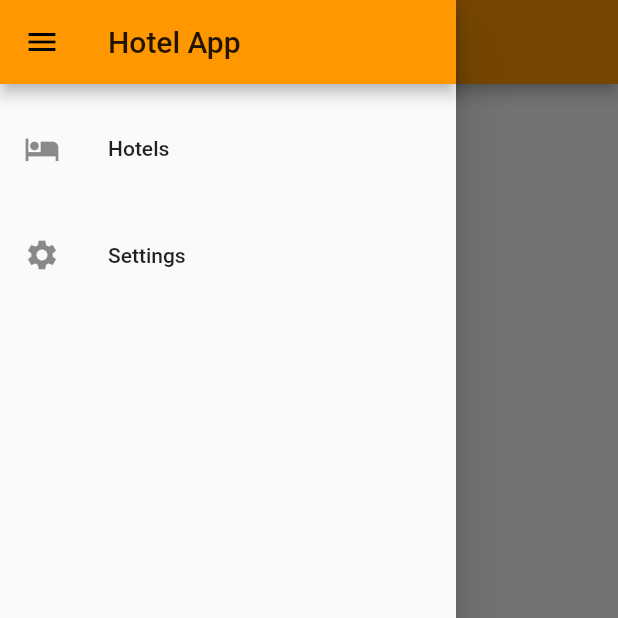
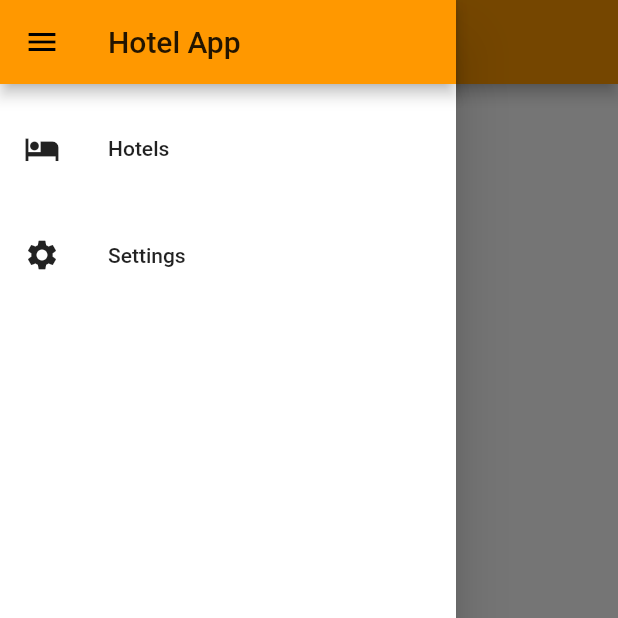
Before and after one commit to kentcheung2000/flutter_hotel_booking, a Flutter app: the SettingsScreen screen opened by its route, with the side drawer open, on a phone screen of 412 x 824 dp, the top half of it. Run offline on Flutter 3.47's test engine with Material 2 defaults, Android fonts, the phone set to English and light mode, and no system bars; network calls fail.

Commit message:
64. Finish the app

```diff
--- a/lib/dark_provider.dart
+++ b/lib/dark_provider.dart
@@ -5,7 +5,7 @@ class DarkProvider extends ChangeNotifier{
 
   DarkProvider({this.darkMode=false});
 
-  void setDarMode(bool newValue){
+  void setDarkMode(){
     darkMode = !darkMode;
     notifyListeners();
   }
--- a/lib/details_screen.dart
+++ b/lib/details_screen.dart
@@ -1,5 +1,7 @@
 import 'package:flutter/material.dart';
 import 'package:flutter_hotel_booking/main.dart';
+import 'package:flutter_hotel_booking/dark_provider.dart';
+import 'package:provider/provider.dart';
 
 class DetailsScreen extends StatefulWidget {
   static const routeName = '/details_screen';
@@ -9,10 +11,13 @@ class DetailsScreen extends StatefulWidget {
 }
 
 class _DetailsScreenState extends State<DetailsScreen> {
+
   @override
   Widget build(BuildContext context) {
+    final DarkProvider darkProvider = Provider.of<DarkProvider>(context);
     final device = MediaQuery.of(context).size;
     final hotel = ModalRoute.of(context).settings.arguments as Hotel;
+
     return Scaffold(
       appBar: AppBar(
         title: Text(hotel.name),
@@ -35,7 +40,7 @@ class _DetailsScreenState extends State<DetailsScreen> {
                 flex: 3,
                 child: Container(
                   padding: EdgeInsets.all(10),
-                  color: Colors.black26,
+                  color: darkProvider.darkMode ? Theme.of(context).primaryColorDark : Colors.black26,
                   child: Column(
                     children: <Widget>[
                       Container(
--- a/lib/drawer_screen.dart
+++ b/lib/drawer_screen.dart
@@ -1,11 +1,19 @@
 import 'package:flutter/material.dart';
-import 'package:flutter_hotel_booking/main.dart';
+import 'package:flutter_hotel_booking/hotels.dart';
 import 'package:flutter_hotel_booking/setting_screen.dart';
+import 'package:provider/provider.dart';
+import 'dark_provider.dart';
 
 class DrawerScreen extends StatelessWidget {
   @override
   Widget build(BuildContext context) {
+    final DarkProvider darkProvider = Provider.of<DarkProvider>(context);
+
     return Drawer(
+      child: Container(
+        color: darkProvider.darkMode
+            ? Theme.of(context).primaryColorDark
+            : Theme.of(context).accentColor,
         child: Column(
           children: <Widget>[
             AppBar(
@@ -15,24 +23,49 @@ class DrawerScreen extends StatelessWidget {
               height: 15,
             ),
             ListTile(
-            title: Text('Hotels'),
-            leading: Icon(Icons.hotel),
+              title: Text(
+                'Hotels',
+                style: TextStyle(
+                  color: darkProvider.darkMode
+                      ? Theme.of(context).accentColor
+                      : Theme.of(context).primaryColorDark,
+                ),
+              ),
+              leading: Icon(
+                Icons.hotel,
+                color: darkProvider.darkMode
+                    ? Theme.of(context).accentColor
+                    : Theme.of(context).primaryColorDark,
+              ),
               onTap: () {
-              Navigator.of(context).pushNamed(MyApp.routeName);
+                Navigator.of(context).pushNamed(HotelsPage.routeName);
               },
             ),
             SizedBox(
               height: 15,
             ),
             ListTile(
-            title: Text('Settings'),
-            leading: Icon(Icons.settings),
+              title: Text(
+                'Settings',
+                style: TextStyle(
+                  color: darkProvider.darkMode
+                      ? Theme.of(context).accentColor
+                      : Theme.of(context).primaryColorDark,
+                ),
+              ),
+              leading: Icon(
+                Icons.settings,
+                color: darkProvider.darkMode
+                    ? Theme.of(context).accentColor
+                    : Theme.of(context).primaryColorDark,
+              ),
               onTap: () {
                 Navigator.of(context).pushNamed(SettingsScreen.routeName);
               },
             ),
           ],
         ),
+      ),
     );
   }
 }
--- a/lib/hotels.dart
+++ b/lib/hotels.dart
@@ -1,5 +1,7 @@
 import 'package:flutter/material.dart';
 import 'package:flutter_hotel_booking/main.dart';
+import 'package:provider/provider.dart';
+import 'package:flutter_hotel_booking/dark_provider.dart';
 
 import 'details_screen.dart';
 import 'drawer_screen.dart';
@@ -80,6 +82,8 @@ class HotelsPage extends StatelessWidget {
 
   @override
   Widget build(BuildContext context) {
+    final DarkProvider darkProvider = Provider.of<DarkProvider>(context);
+
     return Scaffold(
       appBar: AppBar(
         title: Text(
@@ -92,7 +96,7 @@ class HotelsPage extends StatelessWidget {
       ),
       drawer: DrawerScreen(),
       body: Container(
-        color: Colors.black26,
+        color: darkProvider.darkMode ? Theme.of(context).primaryColorDark : Colors.black26,
         padding: EdgeInsets.all(10),
         child: GridView.builder(
           itemCount: hotels.length,
--- a/lib/main.dart
+++ b/lib/main.dart
@@ -1,9 +1,10 @@
 import 'package:flutter/cupertino.dart';
 import 'package:flutter/material.dart';
+import 'package:flutter_hotel_booking/dark_provider.dart';
 import 'package:flutter_hotel_booking/details_screen.dart';
-import 'package:flutter_hotel_booking/drawer_screen.dart';
 import 'package:flutter_hotel_booking/hotels.dart';
 import 'package:flutter_hotel_booking/setting_screen.dart';
+import 'package:provider/provider.dart';
 
 void main() => runApp(MyApp());
 
@@ -25,17 +26,18 @@ class Hotel {
 class MyApp extends StatelessWidget {
   static const routeName = '/my_app';
 
-
-
   @override
   Widget build(BuildContext context) {
-    return MaterialApp(
+    return ChangeNotifierProvider<DarkProvider>.value(
+      value: DarkProvider(),
+      child: MaterialApp(
         debugShowCheckedModeBanner: false,
         title: 'Flutter Demo',
         theme: ThemeData(
           primarySwatch: Colors.blue,
           primaryColor: Colors.orange,
           accentColor: Colors.white,
+          primaryColorDark: Colors.black87,
         ),
         home: HotelsPage(),
         routes: {
@@ -44,6 +46,7 @@ class MyApp extends StatelessWidget {
           SettingsScreen.routeName: (context) => SettingsScreen(),
           HotelsPage.routeName: (context) => HotelsPage(),
         },
+      ),
     );
   }
 }
--- a/lib/setting_screen.dart
+++ b/lib/setting_screen.dart
@@ -1,5 +1,7 @@
 import 'package:flutter/material.dart';
+import 'package:flutter_hotel_booking/dark_provider.dart';
 import 'package:flutter_hotel_booking/drawer_screen.dart';
+import 'package:provider/provider.dart';
 
 class SettingsScreen extends StatefulWidget {
   static const routeName = '/settings_screen';
@@ -11,20 +13,33 @@ class SettingsScreen extends StatefulWidget {
 class _SettingsScreenState extends State<SettingsScreen> {
   @override
   Widget build(BuildContext context) {
+    final DarkProvider darkProvider = Provider.of<DarkProvider>(context);
     return Scaffold(
       appBar: AppBar(
         title: Text('Settings'),
       ),
       drawer: DrawerScreen(),
       body: Container(
+        color: darkProvider.darkMode
+            ? Theme.of(context).primaryColorDark
+            : Theme.of(context).accentColor,
         child: Center(
           child: Column(
             mainAxisAlignment: MainAxisAlignment.center,
             children: <Widget>[
-              Text('Visibility option'),
+              darkProvider.darkMode
+                  ? Text(
+                      'Visibility option',
+                      style: TextStyle(color: Theme.of(context).accentColor),
+                    )
+                  : Text('Visibility option'),
               RaisedButton(
-                onPressed: () {},
-                child: Text('Change to dark mode'),
+                onPressed: () {
+                  darkProvider.setDarkMode();
+                },
+                child: darkProvider.darkMode
+                    ? Text('Change to normal mode')
+                    : Text('Change to dark mode'),
                 color: Theme.of(context).primaryColor,
               ),
             ],
--- a/pubspec.yaml
+++ b/pubspec.yaml
@@ -15,11 +15,12 @@ version: 1.0.0+1
 
 environment:
   sdk: ">=2.1.0 <3.0.0"
-  provider: ^4.1.3
+
 
 dependencies:
   flutter:
     sdk: flutter
+  provider: 3.2.0
 
   # The following adds the Cupertino Icons font to your application.
   # Use with the CupertinoIcons class for iOS style icons.
```
Also changed, not shown: pubspec.lock. Lines whose indentation alone changed are shown as unchanged.
